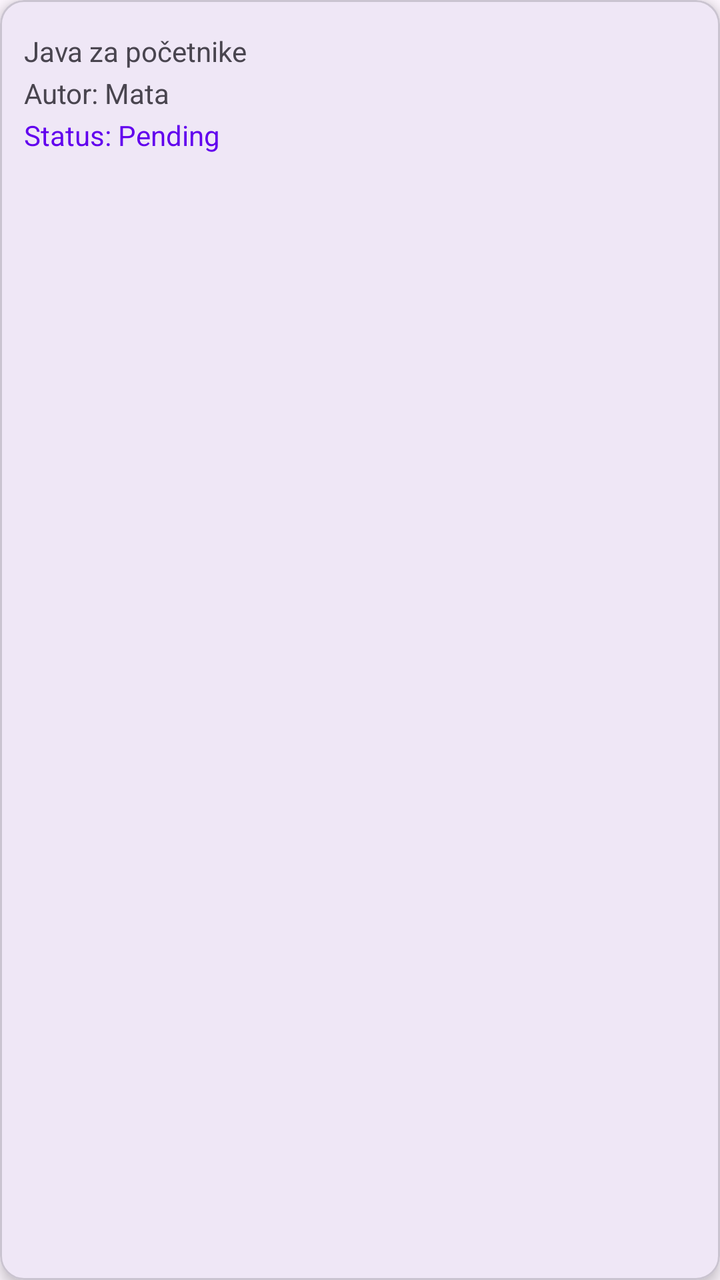
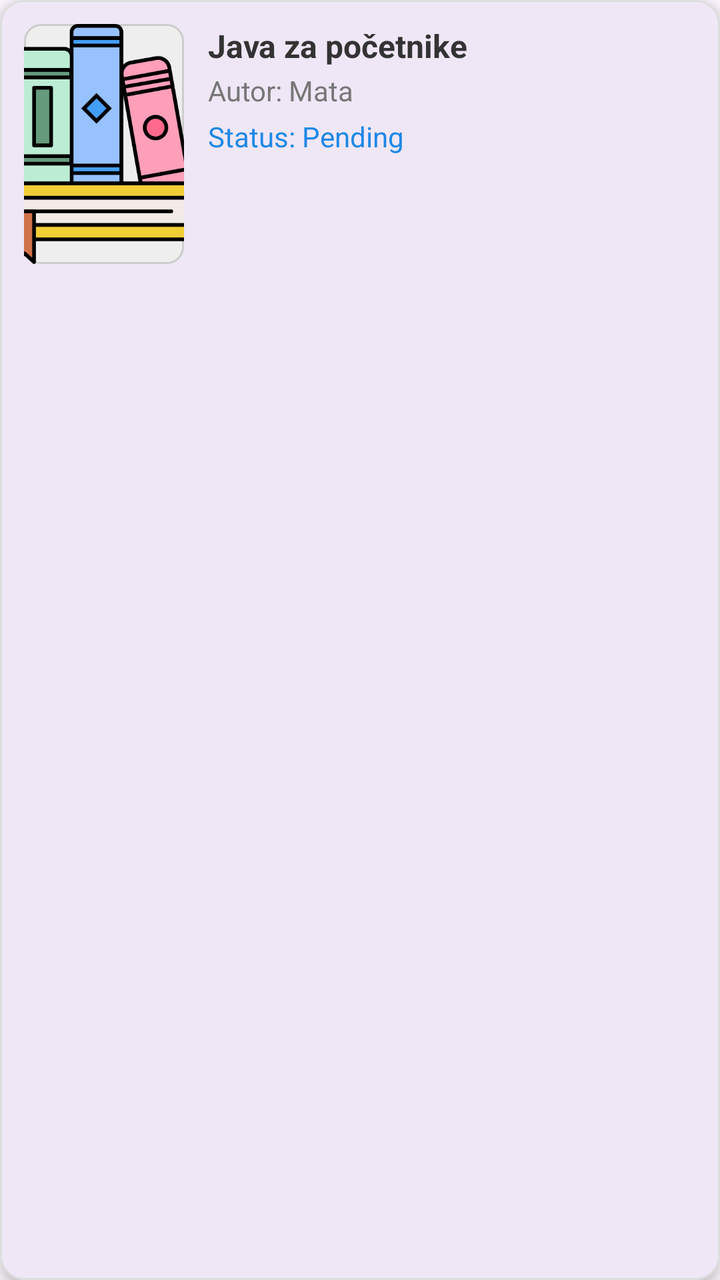

Two renders of the same Android screen: before a commit and after it. Below are the layout's source before the change and the commit's diff.
<!-- AndroidManifest.xml: application theme Theme.BookBorrow -->
<!-- res/layout/item_sent_request.xml -->
<com.google.android.material.card.MaterialCardView
    xmlns:android="http://schemas.android.com/apk/res/android"
    xmlns:app="http://schemas.android.com/apk/res-auto"
    android:layout_width="match_parent"
    android:layout_height="wrap_content"
    android:layout_margin="8dp"
    app:cardCornerRadius="12dp"
    app:cardElevation="4dp">

    <LinearLayout
        android:layout_width="match_parent"
        android:layout_height="wrap_content"
        android:orientation="vertical"
        android:padding="12dp">

        
        <TextView
            android:id="@+id/sentRequestBook"
            android:layout_width="wrap_content"
            android:layout_height="wrap_content"
            android:text="Java za početnike"
            android:textSize="14sp"
            android:textColor="@color/darker_gray"
            android:layout_marginTop="4dp"/>

        
        <TextView
            android:id="@+id/sentRequestAuthor"
            android:layout_width="wrap_content"
            android:layout_height="wrap_content"
            android:text="Autor: Mata"
            android:textSize="14sp"
            android:textColor="@color/darker_gray"
            android:layout_marginTop="2dp"/>

        
        <TextView
            android:id="@+id/sentRequestStatus"
            android:layout_width="wrap_content"
            android:layout_height="wrap_content"
            android:text="Status: Pending"
            android:textSize="14sp"
            android:textColor="@color/purple_500"
            android:layout_marginTop="2dp"/>
    </LinearLayout>
</com.google.android.material.card.MaterialCardView>
<!-- resources referenced by this layout -->
<resources>
  <style name="Theme.BookBorrow" parent="Base.Theme.BookBorrow" />
  <style name="Base.Theme.BookBorrow" parent="Theme.Material3.DayNight.NoActionBar">
          
          
      </style>
</resources>

<!-- the commit's change to res/layout/item_sent_request.xml (unified diff, before → after) -->
@@ -5,42 +5,63 @@
     android:layout_height="wrap_content"
     android:layout_margin="8dp"
     app:cardCornerRadius="12dp"
-    app:cardElevation="4dp">
+    app:cardElevation="4dp"
+    app:strokeColor="#DDDDDD"
+    app:strokeWidth="1dp">
 
     <LinearLayout
         android:layout_width="match_parent"
         android:layout_height="wrap_content"
-        android:orientation="vertical"
+        android:orientation="horizontal"
         android:padding="12dp">
 
-        
-        <TextView
-            android:id="@+id/sentRequestBook"
-            android:layout_width="wrap_content"
-            android:layout_height="wrap_content"
-            android:text="Java za početnike"
-            android:textSize="14sp"
-            android:textColor="@color/darker_gray"
-            android:layout_marginTop="4dp"/>
+        <ImageView
+            android:id="@+id/sentRequestImage"
+            android:layout_width="80dp"
+            android:layout_height="120dp"
+            android:scaleType="centerCrop"
+            android:src="@drawable/ic_book"
+            android:contentDescription="Book Image"
+            android:layout_marginEnd="12dp"
+            android:background="@drawable/book_image_background"/>
 
         
-        <TextView
-            android:id="@+id/sentRequestAuthor"
-            android:layout_width="wrap_content"
+        <LinearLayout
+            android:layout_width="0dp"
             android:layout_height="wrap_content"
-            android:text="Autor: Mata"
-            android:textSize="14sp"
-            android:textColor="@color/darker_gray"
-            android:layout_marginTop="2dp"/>
+            android:layout_weight="1"
+            android:orientation="vertical">
 
-        
-        <TextView
-            android:id="@+id/sentRequestStatus"
-            android:layout_width="wrap_content"
-            android:layout_height="wrap_content"
-            android:text="Status: Pending"
-            android:textSize="14sp"
-            android:textColor="@color/purple_500"
-            android:layout_marginTop="2dp"/>
+            
+            <TextView
+                android:id="@+id/sentRequestBook"
+                android:layout_width="wrap_content"
+                android:layout_height="wrap_content"
+                android:text="Java za početnike"
+                android:textSize="16sp"
+                android:textStyle="bold"
+                android:textColor="#333333"/>
+
+            
+            <TextView
+                android:id="@+id/sentRequestAuthor"
+                android:layout_width="wrap_content"
+                android:layout_height="wrap_content"
+                android:text="Autor: Mata"
+                android:textSize="14sp"
+                android:textColor="#777777"
+                android:layout_marginTop="2dp"/>
+
+            
+            <TextView
+                android:id="@+id/sentRequestStatus"
+                android:layout_width="wrap_content"
+                android:layout_height="wrap_content"
+                android:text="Status: Pending"
+                android:textSize="14sp"
+                android:textColor="#1E88E5"
+                android:layout_marginTop="4dp"/>
+        </LinearLayout>
+
     </LinearLayout>
 </com.google.android.material.card.MaterialCardView>
<!-- resource entries referenced after the edit -->
@@ -1,5 +1,12 @@
 <!-- resources referenced by this layout -->
 <resources>
+  <!-- drawable book_image_background (drawable) -->
+  <shape xmlns:android="http://schemas.android.com/apk/res/android">
+      <solid android:color="#EEEEEE" />
+      <corners android:radius="8dp" />
+      <stroke android:width="1dp" android:color="#CCCCCC"/>
+  </shape>
+  <!-- drawable ic_book: png bitmap (drawable, 20071 bytes) -->
   <style name="Theme.BookBorrow" parent="Base.Theme.BookBorrow" />
   <style name="Base.Theme.BookBorrow" parent="Theme.Material3.DayNight.NoActionBar">
           
